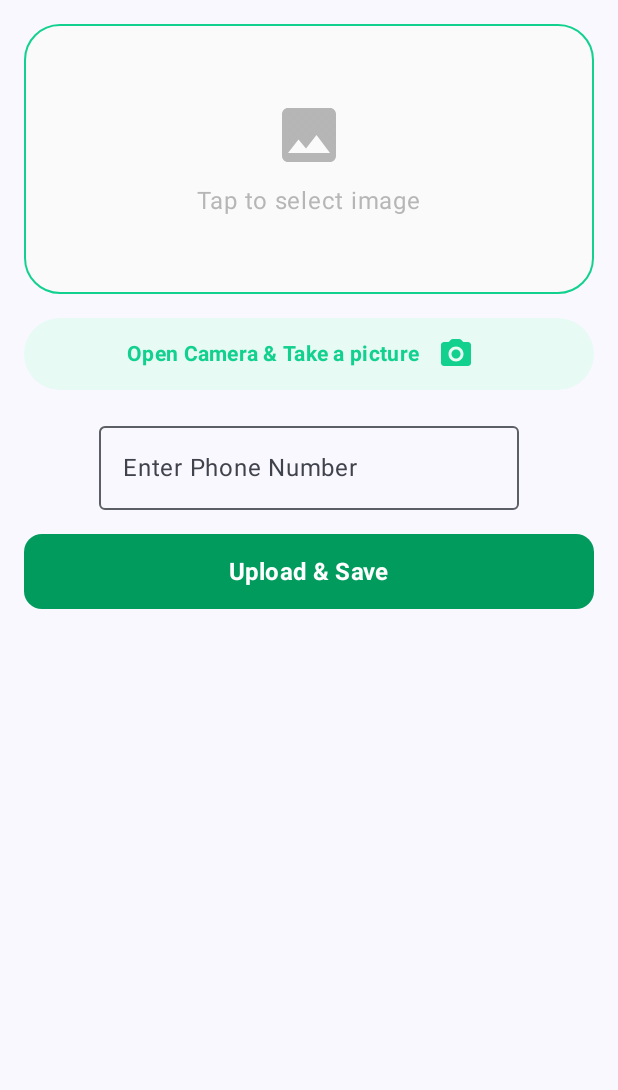
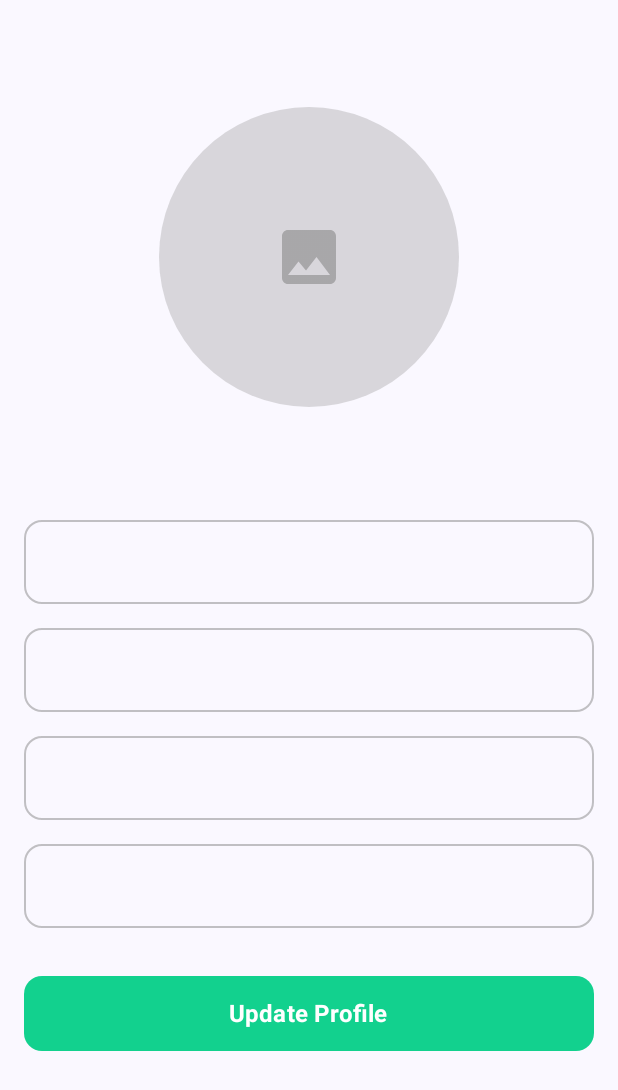
Before and after one commit to sanjula77/GreenPlate, an Android app built with Jetpack Compose: the UpdateProfileScreen screen opened through its navigation route, on a phone screen of 412 x 824 dp. Shown: the top 1090 px of the screen. Run offline under Robolectric (Android 15) with nearby library versions, the phone set to English and light mode, and no system bars; our stand-ins replace Firebase (no records; nobody signed in at launch, a user with empty details on screens opened directly), accompanist; libraries missing offline, so code that uses them is left out: com.cloudinary, com.cloudinary.utils; pictures from the network do not load.

Commit message:
implement profile update logic

```diff
--- a/app/src/main/java/com/example/greenplate/homeScreen/HomeScreen.kt
+++ b/app/src/main/java/com/example/greenplate/homeScreen/HomeScreen.kt
@@ -42,6 +42,7 @@ import com.example.greenplate.donationScreen.Donation
 import com.example.greenplate.donationScreen.FoodDonationCard
 import com.example.greenplate.donationScreen.getDonationList
 import com.example.greenplate.market.getProductList
+import com.google.firebase.auth.FirebaseAuth
 
 
 @OptIn(ExperimentalMaterial3Api::class)
@@ -70,6 +71,8 @@ fun HomeScreen(navController: NavController) {
         }
     }
 
+    val auth = FirebaseAuth.getInstance()
+
 
 
     Scaffold(
@@ -83,7 +86,7 @@ fun HomeScreen(navController: NavController) {
                 .padding(paddingValues)
         ) {
             item {
-                PostInputSection(navController)
+                PostInputSection(navController, auth.currentUser?.uid ?: "")
             }
 
             item {
--- a/app/src/main/java/com/example/greenplate/navigation/NavGraph.kt
+++ b/app/src/main/java/com/example/greenplate/navigation/NavGraph.kt
@@ -72,8 +72,6 @@ fun MyNav() {
 }
 
 
-
-
 /*
 @RequiresApi(Build.VERSION_CODES.O)
 @Composable
--- a/app/src/main/java/com/example/greenplate/profileSection/UpdateProfileScreen.kt
+++ b/app/src/main/java/com/example/greenplate/profileSection/UpdateProfileScreen.kt
@@ -3,17 +3,17 @@ package com.example.greenplate.profileSection
 import android.graphics.Bitmap
 import android.net.Uri
 import android.util.Log
+import android.widget.Toast
 import androidx.activity.compose.rememberLauncherForActivityResult
 import androidx.activity.result.contract.ActivityResultContracts
 import androidx.compose.foundation.Image
 import androidx.compose.foundation.background
-import androidx.compose.foundation.border
 import androidx.compose.foundation.clickable
 import androidx.compose.foundation.layout.*
+import androidx.compose.foundation.shape.CircleShape
 import androidx.compose.foundation.shape.RoundedCornerShape
 import androidx.compose.material.icons.Icons
 import androidx.compose.material.icons.filled.Image
-import androidx.compose.material.icons.rounded.CameraAlt
 import androidx.compose.material3.*
 import androidx.compose.runtime.*
 import androidx.compose.ui.Alignment
@@ -24,11 +24,15 @@ import androidx.compose.ui.graphics.asImageBitmap
 import androidx.compose.ui.layout.ContentScale
 import androidx.compose.ui.platform.LocalContext
 import androidx.compose.ui.res.colorResource
+import androidx.compose.ui.text.TextStyle
 import androidx.compose.ui.text.font.FontWeight
 import androidx.compose.ui.unit.dp
 import androidx.compose.ui.unit.sp
 import androidx.navigation.NavController
+import coil.compose.AsyncImage
 import coil.compose.rememberAsyncImagePainter
+import coil.request.CachePolicy
+import coil.request.ImageRequest
 import com.cloudinary.Cloudinary
 import com.cloudinary.utils.ObjectUtils
 import com.example.greenplate.R
@@ -38,23 +42,58 @@ import java.io.FileOutputStream
 import java.io.InputStream
 import java.util.concurrent.Executors
 
-
+@OptIn(ExperimentalMaterial3Api::class)
 @Composable
 fun UpdateProfileScreen(navController: NavController, userId: String) {
     val context = LocalContext.current
+    val db = FirebaseFirestore.getInstance()
+
     var phoneNumber by remember { mutableStateOf("") }
+    var firstName by remember { mutableStateOf("") }
+    var lastName by remember { mutableStateOf("") }
+    var email by remember { mutableStateOf("") }
+    var imageUrl by remember { mutableStateOf<String?>(null) }
     var imageUri by remember { mutableStateOf<Uri?>(null) }
-    var imageUrl by remember { mutableStateOf<String?>(null) }
     var capturedImage by remember { mutableStateOf<Bitmap?>(null) }
 
+    // Fetch user data when the screen loads
+    LaunchedEffect(userId) {
+        db.collection("users").document(userId).get()
+            .addOnSuccessListener { document ->
+                if (document.exists()) {
+                    val user = document.toObject(User::class.java)
+                    if (user != null) {
+                        firstName = user.firstName
+                        lastName = user.lastName
+                        email = user.email
+                        phoneNumber = user.phoneNumber
+                        imageUrl = user.profileImageUrl
+                    }
+                }
+            }
+            .addOnFailureListener { e ->
+                Log.e("Firestore", "Error fetching user data", e)
+            }
+    }
 
     val pickImageLauncher = rememberLauncherForActivityResult(ActivityResultContracts.GetContent()) { uri: Uri? ->
         imageUri = uri
-        capturedImage = null // Reset the captured image
+        capturedImage = null
     }
-    val cameraLauncher = rememberLauncherForActivityResult(ActivityResultContracts.TakePicturePreview()) { bitmap: Bitmap? ->
-        capturedImage = bitmap
-        imageUri = null // Reset the gallery image
+
+    val user = getUserData(userId)
+    val optimizedUrl = user?.profileImageUrl?.let {
+        it.replace("http://", "https://")
+            .replace("/upload/", "/upload/w_200,h_200,c_fill/")
+    } ?: ""
+
+    val imageRequest = remember(optimizedUrl) {
+        ImageRequest.Builder(context)
+            .data(optimizedUrl)
+            .diskCachePolicy(CachePolicy.ENABLED)
+            .memoryCachePolicy(CachePolicy.ENABLED)
+            .crossfade(true)
+            .build()
     }
 
     fun uploadToCloudinary(imageFile: File, onSuccess: (String) -> Unit) {
@@ -77,39 +116,38 @@ fun UpdateProfileScreen(navController: NavController, userId: String) {
         }
     }
 
-    fun updateUserProfile(userId: String, imageUrl: String, phoneNumber: String) {
-        val db = FirebaseFirestore.getInstance()
-
+    fun updateUserProfile(userId: String, imageUrl: String?, phoneNumber: String) {
         val userUpdates = mapOf(
-            "profileImageUrl" to imageUrl,
-            "phoneNumber" to phoneNumber
+            "profileImageUrl" to (imageUrl ?: ""),
+            "phoneNumber" to phoneNumber,
+            "firstName" to firstName,
+            "lastName" to lastName,
+            "email" to email
         )
 
         db.collection("users").document(userId)
             .update(userUpdates)
             .addOnSuccessListener {
                 Log.d("Firestore", "Profile updated successfully!")
+                Toast.makeText(context, "Profile updated successfully!", Toast.LENGTH_SHORT).show()
             }
             .addOnFailureListener { e ->
                 Log.e("Firestore", "Error updating profile: ${e.message}")
             }
     }
 
-
-
     Column(
         modifier = Modifier.fillMaxSize().padding(16.dp),
         horizontalAlignment = Alignment.CenterHorizontally
     ) {
-
-        // Gallery Option Box
+        Spacer(modifier = Modifier.height(55.dp))
+        // Image Section
         Box(
             modifier = Modifier
-                .fillMaxWidth()
-                .height(180.dp)
-                .background(Color(0xFFFAFAFA), shape = RoundedCornerShape(24.dp))
-                .border(1.dp, Color(0xFF12D18E), shape = RoundedCornerShape(24.dp))
-                .clickable { pickImageLauncher.launch("image/*") }, // Opens gallery
+                .size(200.dp)
+                .clip(CircleShape)
+                .background(Color.Gray.copy(alpha = 0.3f))
+                .clickable { pickImageLauncher.launch("image/*") },
             contentAlignment = Alignment.Center
         ) {
             when {
@@ -117,90 +155,108 @@ fun UpdateProfileScreen(navController: NavController, userId: String) {
                     Image(
                         bitmap = capturedImage!!.asImageBitmap(),
                         contentDescription = "Captured Image",
-                        modifier = Modifier
-                            .fillMaxSize()
-                            .clip(RoundedCornerShape(24.dp)),
+                        modifier = Modifier.fillMaxSize(),
                         contentScale = ContentScale.Crop
                     )
                 }
-
                 imageUri != null -> {
                     Image(
                         painter = rememberAsyncImagePainter(imageUri),
                         contentDescription = "Selected Image",
-                        modifier = Modifier
-                            .fillMaxSize()
-                            .clip(RoundedCornerShape(24.dp)),
+                        modifier = Modifier.fillMaxSize(),
                         contentScale = ContentScale.Crop
                     )
                 }
-
+                imageUrl != null -> {
+                    AsyncImage(
+                        model = imageRequest,
+                        contentDescription = "com.example.greenplate.market.Product Image",
+                        contentScale = ContentScale.Crop,
+                        modifier = Modifier
+                            .size(200.dp)
+                            .clip(CircleShape)
+                    )
+                }
                 else -> {
-                    Column(horizontalAlignment = Alignment.CenterHorizontally) {
-                        Icon(
-                            imageVector = Icons.Default.Image,
-                            contentDescription = "Select Image",
-                            tint = Color.Gray.copy(alpha = 0.6f),
-                            modifier = Modifier.size(48.dp)
-                        )
-                        Text(
-                            text = "Tap to select image",
-                            color = Color.Gray.copy(alpha = 0.6f),
-                            modifier = Modifier.padding(top = 8.dp)
-                        )
-                    }
-                }
-            }
-        }
-
-        Spacer(modifier = Modifier.height(16.dp))
-
-        Box(
-            modifier = Modifier
-                .fillMaxWidth()
-                .background(Color(0xFFE7FAF4), shape = RoundedCornerShape(24.dp)),
-            contentAlignment = Alignment.Center
-
-        ) {
-            Row(
-                verticalAlignment = Alignment.CenterVertically,
-                //   horizontalArrangement = Arrangement.Center
-            ) {
-                Text(
-                    text = "Open Camera & Take a picture",
-                    color = Color(0xFF12D18E),
-                    fontWeight = FontWeight.Bold,
-
-                    style = MaterialTheme.typography.bodyMedium
-                )
-                IconButton(onClick = { cameraLauncher.launch(null) }) {
                     Icon(
-                        Icons.Rounded.CameraAlt,
-                        contentDescription = "Open Camera",
-                        tint = Color(0xFF12D18E)
+                        imageVector = Icons.Default.Image,
+                        contentDescription = "Default Image",
+                        tint = Color.Gray.copy(alpha = 0.6f),
+                        modifier = Modifier.size(48.dp)
                     )
                 }
             }
         }
 
-        Spacer(modifier = Modifier.height(16.dp))
+        Spacer(modifier = Modifier.height(75.dp))
 
-        // Phone Number Input
+        OutlinedTextField(
+            value = firstName,
+            onValueChange = { firstName = it },
+            shape = RoundedCornerShape(12.dp),
+            modifier = Modifier
+                .fillMaxWidth()
+                .padding(bottom = 16.dp),
+            colors = TextFieldDefaults.outlinedTextFieldColors(
+                focusedBorderColor = Color(0xFF12D18E),
+                unfocusedBorderColor = Color.Gray.copy(alpha = 0.5f),
+                cursorColor = Color.Gray.copy(alpha = 0.5f),
+            ),
+            textStyle = TextStyle(color = colorResource(id = R.color.grayLtr))
+        )
+
+        OutlinedTextField(
+            value = lastName,
+            onValueChange = { lastName = it },
+            shape = RoundedCornerShape(12.dp),
+            modifier = Modifier
+                .fillMaxWidth()
+                .padding(bottom = 16.dp),
+            colors = TextFieldDefaults.outlinedTextFieldColors(
+                focusedBorderColor = Color(0xFF12D18E),
+                unfocusedBorderColor = Color.Gray.copy(alpha = 0.5f),
+                cursorColor = Color.Gray.copy(alpha = 0.5f),
+            ),
+            textStyle = TextStyle(color = colorResource(id = R.color.grayLtr))
+        )
+
+        OutlinedTextField(
+            value = email,
+            onValueChange = { email = it },
+            readOnly = true,
+            shape = RoundedCornerShape(12.dp),
+            modifier = Modifier
+                .fillMaxWidth()
+                .padding(bottom = 16.dp),
+            colors = TextFieldDefaults.outlinedTextFieldColors(
+                focusedBorderColor = Color(0xFF12D18E),
+                unfocusedBorderColor = Color.Gray.copy(alpha = 0.5f),
+                cursorColor = Color.Gray.copy(alpha = 0.5f),
+            ),
+            textStyle = TextStyle(color = colorResource(id = R.color.grayLtr))
+        )
+
         OutlinedTextField(
             value = phoneNumber,
             onValueChange = { phoneNumber = it },
-            label = { Text("Enter Phone Number") }
+            shape = RoundedCornerShape(12.dp),
+            modifier = Modifier
+                .fillMaxWidth()
+                .padding(bottom = 16.dp),
+            colors = TextFieldDefaults.outlinedTextFieldColors(
+                focusedBorderColor = Color(0xFF12D18E),
+                unfocusedBorderColor = Color.Gray.copy(alpha = 0.5f),
+                cursorColor = Color.Gray.copy(alpha = 0.5f),
+            ),
+            textStyle = TextStyle(color = colorResource(id = R.color.grayLtr))
         )
 
         Spacer(modifier = Modifier.height(16.dp))
-
-        // Update Profile Button
 
         Button(
             onClick = {
                 val file = when {
                     imageUri != null -> {
-                        // Convert Uri to File
                         val inputStream: InputStream? = context.contentResolver.openInputStream(imageUri!!)
                         val tempFile = File(context.cacheDir, "upload_image.jpg")
                         val outputStream = FileOutputStream(tempFile)
@@ -208,7 +264,6 @@ fun UpdateProfileScreen(navController: NavController, userId: String) {
                         tempFile
                     }
                     capturedImage != null -> {
-                        // Convert Bitmap to File
                         val tempFile = File(context.cacheDir, "captured_image.jpg")
                         val outputStream = FileOutputStream(tempFile)
                         capturedImage!!.compress(Bitmap.CompressFormat.JPEG, 100, outputStream)
@@ -224,15 +279,15 @@ fun UpdateProfileScreen(navController: NavController, userId: String) {
                         imageUrl = url
                         updateUserProfile(userId, url, phoneNumber)
                     }
-                }
+                } ?: updateUserProfile(userId, imageUrl, phoneNumber)
             },
             shape = RoundedCornerShape(12.dp),
             modifier = Modifier
                 .fillMaxWidth()
                 .height(50.dp),
-            colors = ButtonDefaults.buttonColors(containerColor = colorResource(id = R.color.greenBtn2)),
+            colors = ButtonDefaults.buttonColors(containerColor = Color(0xFF12D18E)),
         ) {
-            Text("Upload & Save", fontWeight = FontWeight.Bold, color = Color.White, fontSize = 16.sp)
+            Text("Update Profile", fontWeight = FontWeight.Bold, color = Color.White, fontSize = 16.sp)
         }
     }
 }
--- a/app/src/main/java/com/example/greenplate/profileSection/UserDataClass.kt
+++ b/app/src/main/java/com/example/greenplate/profileSection/UserDataClass.kt
@@ -5,5 +5,5 @@ data class User(
     val lastName: String = "",
     val email: String = "",
     val profileImageUrl: String = "https://res.cloudinary.com/dtsbbxjse/image/upload/v1740210518/aaaa_vmte7g.jpg",  // Default image
-    val phoneNumber: String = "0714858298"
+    val phoneNumber: String = "add mobile"
 )
--- a/app/src/main/java/com/example/greenplate/profileSection/UserRepository.kt
+++ b/app/src/main/java/com/example/greenplate/profileSection/UserRepository.kt
@@ -1,3 +1,48 @@
+package com.example.greenplate.profileSection
+
+import android.util.Log
+import androidx.compose.runtime.*
+import com.google.firebase.firestore.FirebaseFirestore
+
+@Composable
+fun getUserData(userId: String?): User? {
+    var user by remember { mutableStateOf<User?>(null) }
+    var loading by remember { mutableStateOf(true) }
+
+    LaunchedEffect(userId) {
+        if (userId.isNullOrEmpty()) {
+            Log.e("Firestore", "Invalid userId: $userId")
+            loading = false
+            return@LaunchedEffect
+        }
+
+        val db = FirebaseFirestore.getInstance()
+        db.collection("users").document(userId)
+            .get()
+            .addOnSuccessListener { document ->
+                if (document.exists()) {
+                    user = document.toObject(User::class.java)
+                } else {
+                    Log.e("Firestore", "No such document for userId: $userId")
+                }
+                loading = false
+            }
+            .addOnFailureListener { exception ->
+                Log.e("Firestore", "Error getting user data", exception)
+                loading = false
+            }
+    }
+
+    if (loading) {
+        Log.d("Firestore", "Loading user data...")
+        return null
+    }
+
+    return user
+}
+
+
+/*
 package com.example.greenplate.profileSection
 
 import android.util.Log
@@ -25,3 +70,4 @@ fun getUserData(userId: String): User? {
     }
     return user
 }
+*/
--- a/app/src/main/java/com/example/greenplate/topAppBar/TopAppBar.kt
+++ b/app/src/main/java/com/example/greenplate/topAppBar/TopAppBar.kt
@@ -21,11 +21,17 @@ import androidx.compose.ui.text.font.FontWeight
 import androidx.compose.ui.unit.dp
 import androidx.compose.ui.unit.sp
 import androidx.compose.foundation.layout.Row
+import androidx.compose.runtime.remember
+import androidx.compose.ui.layout.ContentScale
+import androidx.compose.ui.platform.LocalContext
 import androidx.compose.ui.text.font.Font
 import androidx.compose.ui.text.font.FontFamily
-import androidx.compose.ui.tooling.preview.Preview
 import androidx.navigation.NavController
+import coil.compose.AsyncImage
+import coil.request.CachePolicy
+import coil.request.ImageRequest
 import com.example.greenplate.R
+import com.example.greenplate.profileSection.getUserData
 
 @OptIn(ExperimentalMaterial3Api::class)
 @Composable
@@ -72,7 +78,22 @@ fun TopBar(scrollBehavior: TopAppBarScrollBehavior, navController: NavController
 }
 
 @Composable
-fun PostInputSection(navController: NavController) {
+fun PostInputSection(navController: NavController, userId: String) {
+    val context = LocalContext.current
+    val user = getUserData(userId)
+    val optimizedUrl = user?.profileImageUrl?.let {
+        it.replace("http://", "https://")
+            .replace("/upload/", "/upload/w_200,h_200,c_fill/")
+    } ?: ""
+
+    val imageRequest = remember(optimizedUrl) {
+        ImageRequest.Builder(context)
+            .data(optimizedUrl)
+            .diskCachePolicy(CachePolicy.ENABLED)
+            .memoryCachePolicy(CachePolicy.ENABLED)
+            .crossfade(true)
+            .build()
+    }
     Row(
         modifier = Modifier
             .fillMaxWidth()
@@ -81,14 +102,16 @@ fun PostInputSection(navController: NavController) {
             .padding(bottom = 16.dp),
         verticalAlignment = Alignment.CenterVertically
     ) {
-        Image(
-            painter = painterResource(id = R.drawable.my1),
-            contentDescription = "Profile Image",
+        AsyncImage(
+            model = imageRequest,
+            contentDescription = "com.example.greenplate.market.Product Image",
+            contentScale = ContentScale.Crop,
             modifier = Modifier
                 .size(40.dp)
                 .clip(CircleShape)
                 .clickable {  }
         )
+
         Spacer(modifier = Modifier.width(16.dp))
         Box(
             modifier = Modifier
```
Also changed, not shown: app/src/main/java/com/example/greenplate/profileSection/LogOutSection.kt (line endings or trailing spaces).
